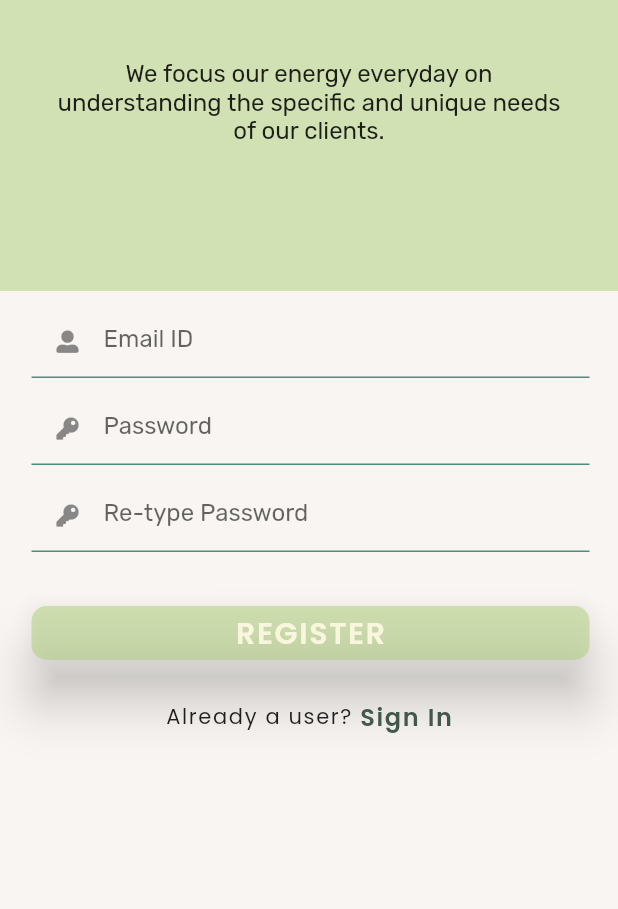
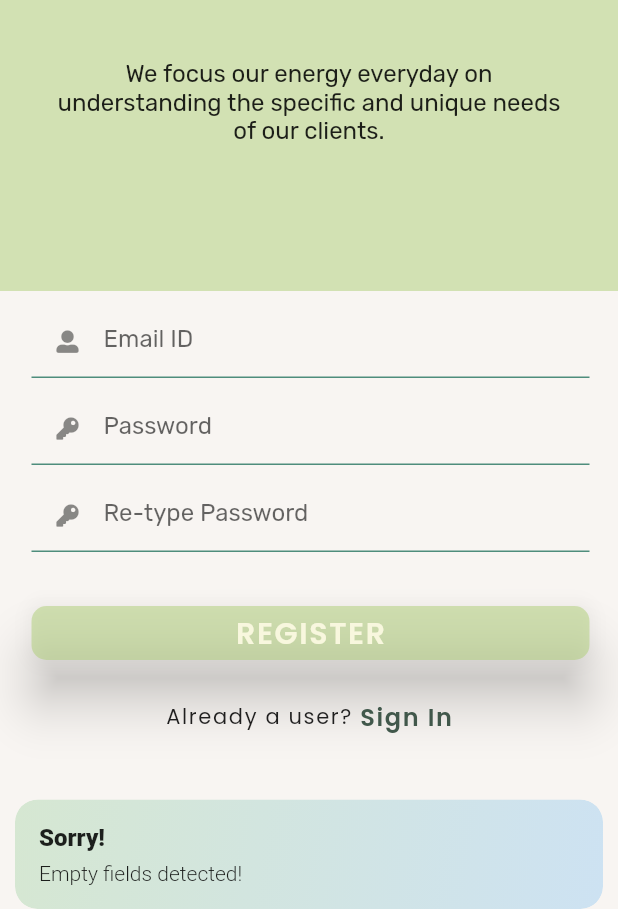
Before and after one commit to sachin-dahal/ceemtax_service, a Flutter app: the RegisterPage screen opened directly, after a tap on "REGISTER", on a phone screen of 412 x 824 dp, the part 327-1236 px from its top. Run offline on Flutter 3.47's test engine with Material 2 defaults, Android fonts, the phone set to English and light mode, and no system bars; our stand-ins replace font_awesome_flutter, get, google_fonts, simple_animations, splashscreen, webview_flutter.

Commit message:
register controller setup

```diff
--- a/lib/modules/features/login/controller/login_controller.dart
+++ b/lib/modules/features/login/controller/login_controller.dart
@@ -23,7 +23,6 @@ class LoginController extends BasePageController {
       bool emailValid = RegExp(
               r"^[a-zA-Z0-9.a-zA-Z0-9.!#$%&'*+-/=?^_`{|}~]+@[a-zA-Z0-9]+\.[a-zA-Z]+")
           .hasMatch(email);
-
       bool pwValid = password.length > 6;
 
       if (!emailValid) {
@@ -39,7 +38,7 @@ class LoginController extends BasePageController {
     }
   }
 
-  // sign in with firebase
+  // sign in here
 
   //
 
--- a/lib/modules/features/login/view/login_page.dart
+++ b/lib/modules/features/login/view/login_page.dart
@@ -92,9 +92,19 @@ class LoginPage extends StatelessWidget {
                     LoginRegisterButton(
                       title: "SIGN IN",
                       onPressed: () {
-                        _loginController.fieldValidation(
+                        bool field = _loginController.fieldValidation(
                             _loginController.idController.text,
                             _loginController.pwController.text);
+
+                        if (field == true) {
+                          Get.snackbar("Fine", "Logged In",
+                              snackPosition: SnackPosition.BOTTOM,
+                              backgroundGradient: LinearGradient(
+                                colors: [Colors.green, Colors.blue],
+                                begin: Alignment.topLeft,
+                                end: Alignment.bottomRight,
+                              ));
+                        }
                       },
                     ),
                   ),
--- /dev/null
+++ b/lib/modules/features/register/controller/register_controller.dart
@@ -0,0 +1,58 @@
+import 'package:ceemtax_service/modules/features/login/controller/login_controller.dart';
+import 'package:flutter/material.dart';
+import 'package:flutter/widgets.dart';
+import 'package:get/get.dart';
+
+class RegisterController extends LoginController {
+  TextEditingController idTextController;
+  TextEditingController pw1TextController;
+  TextEditingController pw2TextController;
+
+  @override
+  void onInit() {
+    super.onInit();
+    idTextController = TextEditingController();
+    pw1TextController = TextEditingController();
+    pw2TextController = TextEditingController();
+  }
+
+  bool fieldValidation(String email, String password) {
+    return super.fieldValidation(email, password);
+  }
+
+  bool reTypePasswordValidation(String password1, String password2) {
+    if (password1 != password2) {
+      Get.snackbar("Sorry!", "Password didn't matched",
+          snackPosition: SnackPosition.BOTTOM,
+          backgroundGradient: LinearGradient(
+            colors: [Colors.green, Colors.blue],
+            begin: Alignment.topLeft,
+            end: Alignment.bottomRight,
+          ));
+      return false;
+    }
+    return true;
+  }
+
+  // bool pw = reTypePasswordValidation(
+  //   pw1TextController.text,
+  //   pw2TextController.text,
+  // );
+
+  // bool field = fieldValidation(
+  //   idTextController.text,
+  //   pw1TextController.text,
+  // );
+
+  // register process here
+
+  //
+
+  @override
+  void onClose() {
+    super.onClose();
+    idTextController.dispose();
+    pw1TextController.dispose();
+    pw2TextController.dispose();
+  }
+}
--- a/lib/modules/features/register/view/register_page.dart
+++ b/lib/modules/features/register/view/register_page.dart
@@ -2,6 +2,7 @@ import 'package:ceemtax_service/modules/data/models/animation/fade_animation.dar
 import 'package:ceemtax_service/modules/features/login/view/login_page.dart';
 import 'package:ceemtax_service/modules/features/login/widgets/data_textfield_widget.dart';
 import 'package:ceemtax_service/modules/features/login/widgets/login_register_button_widget.dart';
+import 'package:ceemtax_service/modules/features/register/controller/register_controller.dart';
 import 'package:ceemtax_service/theme/colors.dart';
 import 'package:flutter/material.dart';
 import 'package:font_awesome_flutter/font_awesome_flutter.dart';
@@ -9,6 +10,8 @@ import 'package:get/get.dart';
 import 'package:google_fonts/google_fonts.dart';
 
 class RegisterPage extends StatelessWidget {
+  final RegisterController _registerController = Get.put(RegisterController());
+
   @override
   Widget build(BuildContext context) {
     return Scaffold(
@@ -62,8 +65,10 @@ class RegisterPage extends StatelessWidget {
               child: Column(
                 children: [
                   FadeAnimation(
-                    0.7,
+                    0.4,
                     DataTextfield(
+                      textEditingController:
+                          _registerController.idTextController,
                       hintText: "Email ID",
                       obscure: false,
                       iconData: FontAwesomeIcons.userAlt,
@@ -72,8 +77,10 @@ class RegisterPage extends StatelessWidget {
                   ),
                   SizedBox(height: 10.0),
                   FadeAnimation(
-                    0.8,
+                    0.5,
                     DataTextfield(
+                      textEditingController:
+                          _registerController.pw1TextController,
                       hintText: "Password",
                       obscure: true,
                       iconData: FontAwesomeIcons.key,
@@ -81,8 +88,10 @@ class RegisterPage extends StatelessWidget {
                   ),
                   SizedBox(height: 10.0),
                   FadeAnimation(
-                    0.9,
+                    0.6,
                     DataTextfield(
+                      textEditingController:
+                          _registerController.pw2TextController,
                       hintText: "Re-type Password",
                       obscure: true,
                       iconData: FontAwesomeIcons.key,
@@ -90,15 +99,45 @@ class RegisterPage extends StatelessWidget {
                   ),
                   SizedBox(height: 30.0),
                   FadeAnimation(
-                    1,
+                    0.7,
                     LoginRegisterButton(
                       title: "REGISTER",
-                      onPressed: () {},
+                      onPressed: () {
+                        bool pw = _registerController.reTypePasswordValidation(
+                          _registerController.pw1TextController.text,
+                          _registerController.pw2TextController.text,
+                        );
+
+                        bool field = _registerController.fieldValidation(
+                          _registerController.idTextController.text,
+                          _registerController.pw1TextController.text,
+                        );
+
+                        if (pw == true && field == true) {
+                          Get.snackbar("Fine", "Registered",
+                              snackPosition: SnackPosition.BOTTOM,
+                              backgroundGradient: LinearGradient(
+                                colors: [Colors.green, Colors.blue],
+                                begin: Alignment.topLeft,
+                                end: Alignment.bottomRight,
+                              ));
+                        }
+                      },
                     ),
                   ),
                   SizedBox(height: 20.0),
-                  Center(
-                    child: Row(
+                  Center(child: _buildBelowNav()),
+                ],
+              ),
+            ),
+          ],
+        ),
+      ),
+    );
+  }
+
+  Widget _buildBelowNav() {
+    return Row(
       mainAxisAlignment: MainAxisAlignment.center,
       children: [
         Text(
@@ -124,14 +163,6 @@ class RegisterPage extends StatelessWidget {
           ),
         ),
       ],
-                    ),
-                  ),
-                ],
-              ),
-            ),
-          ],
-        ),
-      ),
     );
   }
 }
```
Lines whose indentation alone changed are shown as unchanged.
